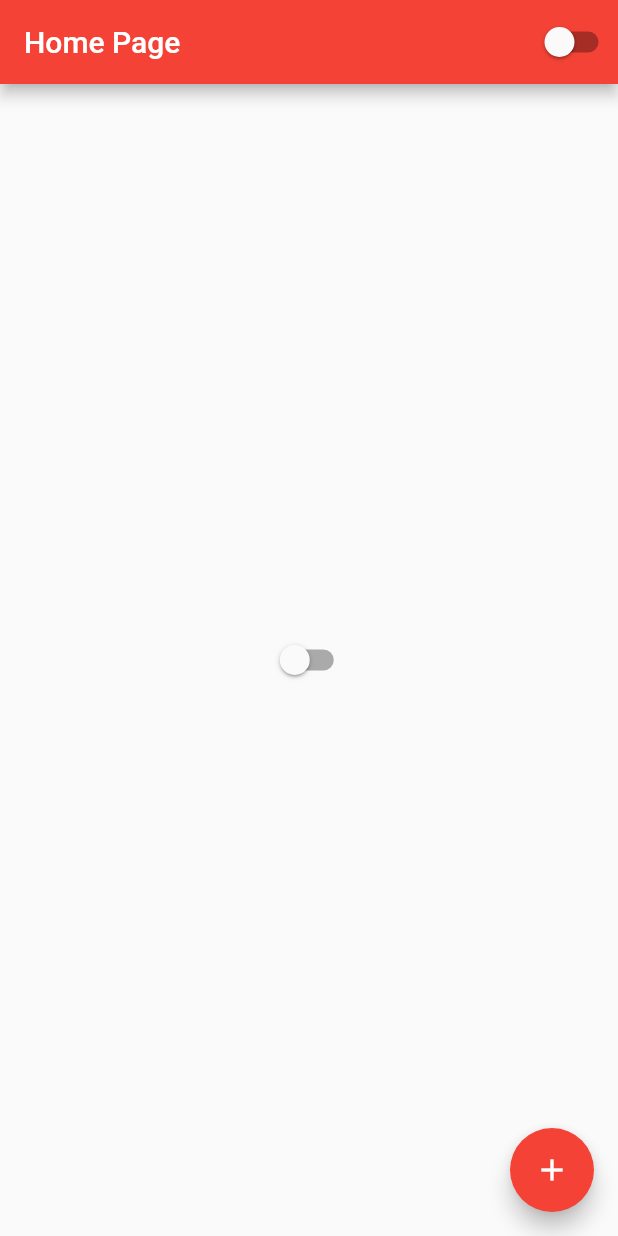
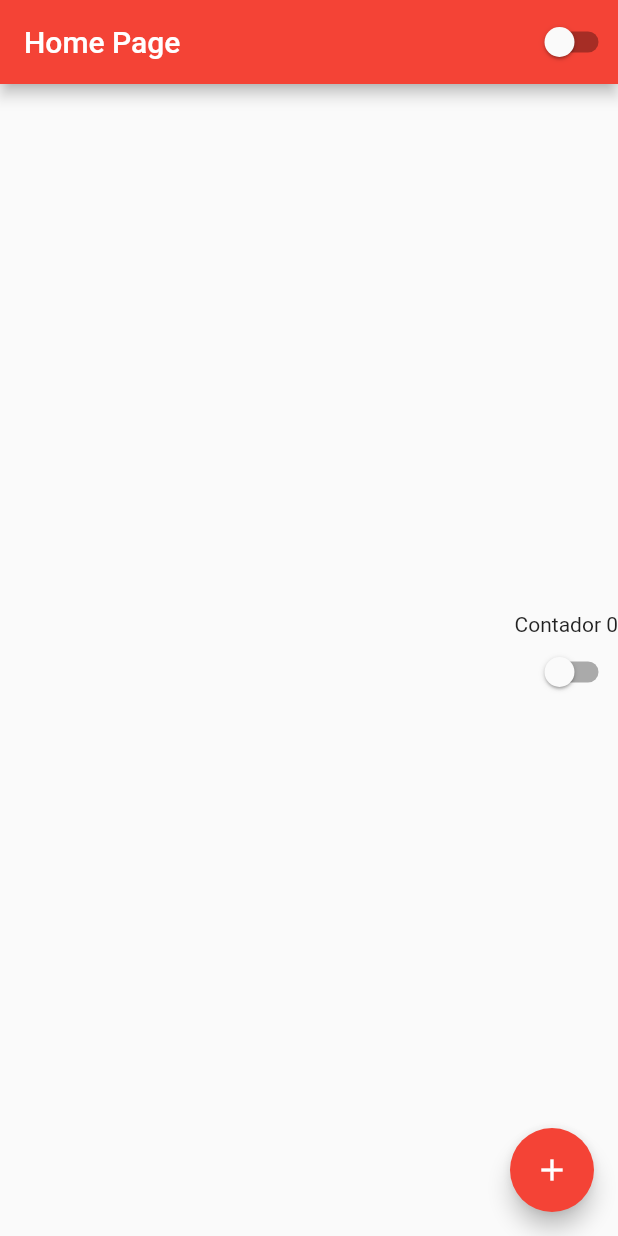
Before and after one commit to jvmr535/studyingFlutter, a Flutter app: the screen it shows after launch, on a phone screen of 412 x 824 dp. Run offline on Flutter 3.47's test engine with Material 2 defaults, Android fonts, the phone set to English and light mode, and no system bars.

Commit message:
feat: :sparkles: Aula 14

```diff
--- a/lib/home_page.dart
+++ b/lib/home_page.dart
@@ -19,8 +19,14 @@ class HomePageState extends State<HomePage> {
         title: Text('Home Page'),
         actions: [CustomSwitch()],
       ),
-      body: Center(
-        child: CustomSwitch(),
+      body: Container(
+        width: double.infinity,
+        height: double.infinity,
+        child: Column(
+          mainAxisAlignment: MainAxisAlignment.center,
+          crossAxisAlignment: CrossAxisAlignment.end,
+          children: [Text('Contador $counter'), CustomSwitch()],
+        ),
       ),
       floatingActionButton: FloatingActionButton(
         child: Icon(Icons.add),
```
